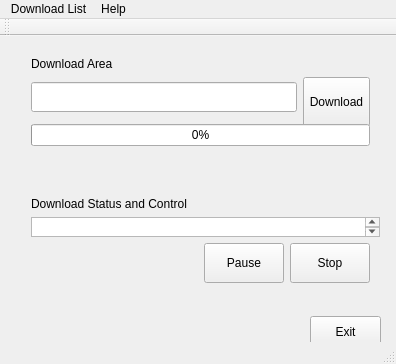
Qt form YoutubeVideoDownloader/downloadwindow.ui (manashmandal/Youtube_dl_Qt_Gui) before a commit.
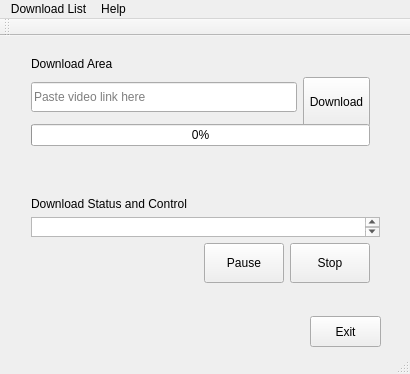
The same form after that commit.

What changed in the file:
```diff
--- a/YoutubeVideoDownloader/downloadwindow.ui
+++ b/YoutubeVideoDownloader/downloadwindow.ui
@@ -6,8 +6,8 @@
    <rect>
     <x>0</x>
     <y>0</y>
-    <width>396</width>
-    <height>364</height>
+    <width>410</width>
+    <height>374</height>
    </rect>
   </property>
   <property name="windowTitle">
@@ -56,6 +56,12 @@
              <height>30</height>
             </size>
            </property>
+           <property name="statusTip">
+            <string>Paste Youtube Link Here</string>
+           </property>
+           <property name="placeholderText">
+            <string>Paste video link here</string>
+           </property>
           </widget>
          </item>
          <item>
@@ -73,6 +79,19 @@
          </item>
         </layout>
        </item>
+       <item>
+        <spacer name="verticalSpacer">
+         <property name="orientation">
+          <enum>Qt::Vertical</enum>
+         </property>
+         <property name="sizeHint" stdset="0">
+          <size>
+           <width>20</width>
+           <height>40</height>
+          </size>
+         </property>
+        </spacer>
+       </item>
        <item>
         <widget class="QProgressBar" name="downloadProgress">
          <property name="value">
@@ -186,7 +205,7 @@
     <rect>
      <x>0</x>
      <y>0</y>
-     <width>396</width>
+     <width>410</width>
      <height>21</height>
     </rect>
    </property>
```
Left out of the diff: 65 changed lines with no effect on the pictures.
